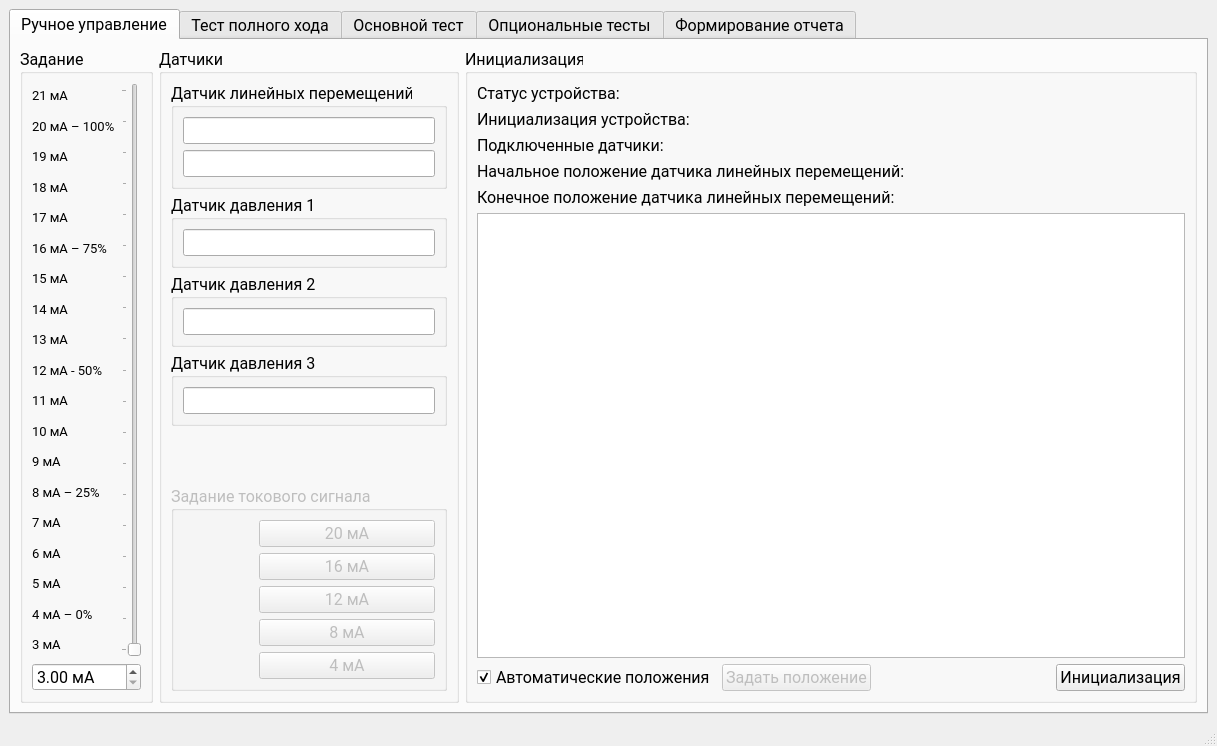
Qt form MainWindow.ui (Rekvim/MpiSdk) before a commit.
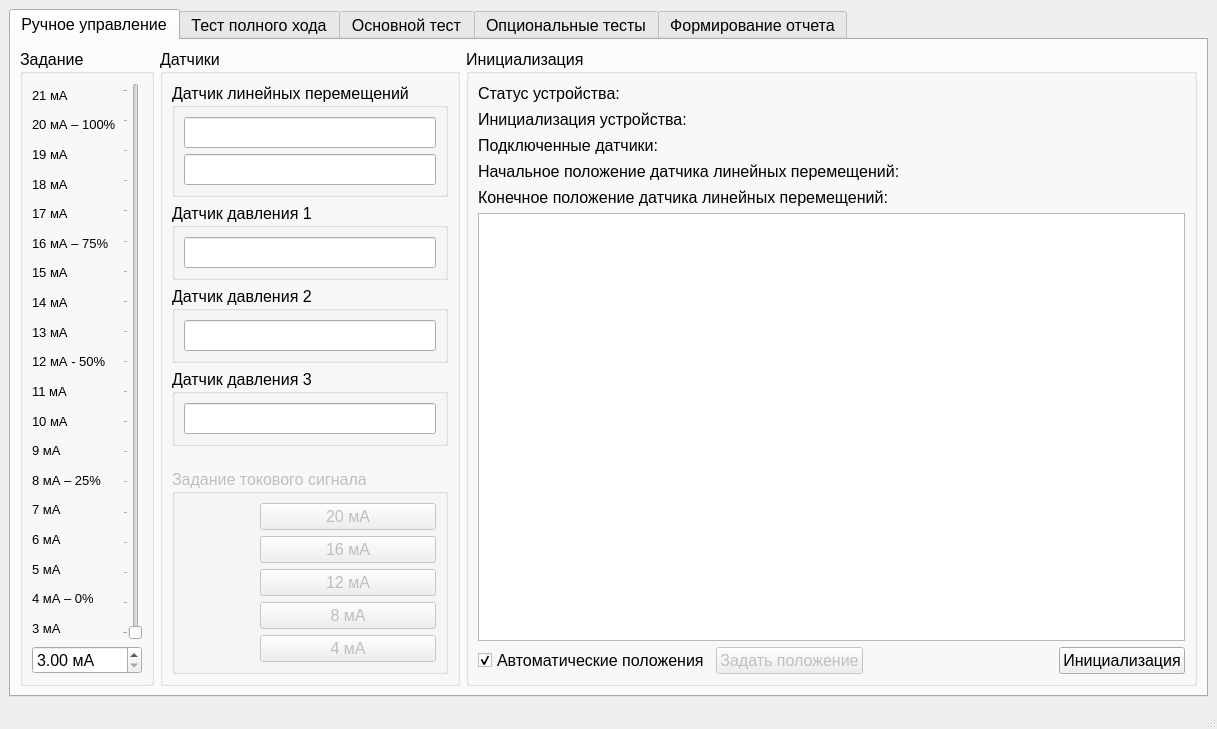
The same form after that commit. The open tabs and pages were chosen to show the change. Icons and pictures are not drawn. Custom widgets are drawn as their Qt base class.

```diff
--- a/MainWindow.ui
+++ b/MainWindow.ui
@@ -7,7 +7,7 @@
     <x>0</x>
     <y>0</y>
     <width>1217</width>
-    <height>746</height>
+    <height>729</height>
    </rect>
   </property>
   <property name="font">
@@ -24,7 +24,7 @@
      <widget class="QTabWidget" name="tabWidget">
       <property name="font">
        <font>
-        <family>Roboto</family>
+        <family>Segoe UI</family>
         <pointsize>12</pointsize>
        </font>
       </property>
@@ -40,7 +40,7 @@
          <widget class="QGroupBox" name="groupBox_signalStrength_task">
           <property name="font">
            <font>
-            <family>Roboto</family>
+            <family>Segoe UI</family>
             <pointsize>12</pointsize>
            </font>
           </property>
@@ -56,7 +56,7 @@
                 <widget class="QLabel" name="label_signalStrength_21mA">
                  <property name="font">
                   <font>
-                   <family>Roboto</family>
+                   <family>Segoe UI</family>
                    <pointsize>10</pointsize>
                    <bold>false</bold>
                    <stylestrategy>PreferDefault</stylestrategy>
@@ -71,7 +71,7 @@
                 <widget class="QLabel" name="label_signalStrength_20mA">
                  <property name="font">
                   <font>
-                   <family>Roboto</family>
+                   <family>Segoe UI</family>
                    <pointsize>10</pointsize>
                    <bold>false</bold>
                    <stylestrategy>PreferDefault</stylestrategy>
@@ -86,7 +86,7 @@
                 <widget class="QLabel" name="label_signalStrength_19mA">
                  <property name="font">
                   <font>
-                   <family>Roboto</family>
+                   <family>Segoe UI</family>
                    <pointsize>10</pointsize>
                    <bold>false</bold>
                    <stylestrategy>PreferDefault</stylestrategy>
@@ -101,7 +101,7 @@
                 <widget class="QLabel" name="label_signalStrength_18mA">
                  <property name="font">
                   <font>
-                   <family>Roboto</family>
+                   <family>Segoe UI</family>
                    <pointsize>10</pointsize>
                    <bold>false</bold>
                    <stylestrategy>PreferDefault</stylestrategy>
@@ -116,7 +116,7 @@
                 <widget class="QLabel" name="label_signalStrength_17mA">
                  <property name="font">
                   <font>
-                   <family>Roboto</family>
+                   <family>Segoe UI</family>
                    <pointsize>10</pointsize>
                    <bold>false</bold>
                    <stylestrategy>PreferDefault</stylestrategy>
@@ -131,7 +131,7 @@
                 <widget class="QLabel" name="label_signalStrength_16mA">
                  <property name="font">
                   <font>
-                   <family>Roboto</family>
+                   <family>Segoe UI</family>
                    <pointsize>10</pointsize>
                    <bold>false</bold>
                    <stylestrategy>PreferDefault</stylestrategy>
@@ -146,7 +146,7 @@
                 <widget class="QLabel" name="label_signalStrength_15mA">
                  <property name="font">
                   <font>
-                   <family>Roboto</family>
+                   <family>Segoe UI</family>
                    <pointsize>10</pointsize>
                    <bold>false</bold>
                    <stylestrategy>PreferDefault</stylestrategy>
@@ -161,7 +161,7 @@
                 <widget class="QLabel" name="label_signalStrength_14mA">
                  <property name="font">
                   <font>
-                   <family>Roboto</family>
+                   <family>Segoe UI</family>
                    <pointsize>10</pointsize>
                    <bold>false</bold>
                    <stylestrategy>PreferDefault</stylestrategy>
@@ -176,7 +176,7 @@
                 <widget class="QLabel" name="label_signalStrength_13mA">
                  <property name="font">
                   <font>
-                   <family>Roboto</family>
+                   <family>Segoe UI</family>
                    <pointsize>10</pointsize>
                    <bold>false</bold>
                    <stylestrategy>PreferDefault</stylestrategy>
@@ -191,7 +191,7 @@
                 <widget class="QLabel" name="label_signalStrength_12mA">
                  <property name="font">
                   <font>
-                   <family>Roboto</family>
+                   <family>Segoe UI</family>
                    <pointsize>10</pointsize>
                    <bold>false</bold>
                    <stylestrategy>PreferDefault</stylestrategy>
@@ -206,7 +206,7 @@
                 <widget class="QLabel" name="label_signalStrength_11mA">
                  <property name="font">
                   <font>
-                   <family>Roboto</family>
+                   <family>Segoe UI</family>
                    <pointsize>10</pointsize>
                    <bold>false</bold>
                    <stylestrategy>PreferDefault</stylestrategy>
@@ -221,7 +221,7 @@
                 <widget class="QLabel" name="label_signalStrength_10mA">
                  <property name="font">
                   <font>
-                   <family>Roboto</family>
+                   <family>Segoe UI</family>
                    <pointsize>10</pointsize>
                    <bold>false</bold>
                    <stylestrategy>PreferDefault</stylestrategy>
@@ -236,7 +236,7 @@
                 <widget class="QLabel" name="label_signalStrength_9mA">
                  <property name="font">
                   <font>
-                   <family>Roboto</family>
+                   <family>Segoe UI</family>
                    <pointsize>10</pointsize>
                    <bold>false</bold>
                    <stylestrategy>PreferDefault</stylestrategy>
@@ -251,7 +251,7 @@
                 <widget class="QLabel" name="label_signalStrength_8mA">
                  <property name="font">
                   <font>
-                   <family>Roboto</family>
+                   <family>Segoe UI</family>
                    <pointsize>10</pointsize>
                    <bold>false</bold>
                    <stylestrategy>PreferDefault</stylestrategy>
@@ -266,7 +266,7 @@
                 <widget class="QLabel" name="label_signalStrength_7mA">
                  <property name="font">
                   <font>
-                   <family>Roboto</family>
+                   <family>Segoe UI</family>
                    <pointsize>10</pointsize>
                    <bold>false</bold>
                    <stylestrategy>PreferDefault</stylestrategy>
@@ -281,7 +281,7 @@
                 <widget class="QLabel" name="label_signalStrength_6mA">
                  <property name="font">
                   <font>
-                   <family>Roboto</family>
+                   <family>Segoe UI</family>
                    <pointsize>10</pointsize>
                    <bold>false</bold>
                    <stylestrategy>PreferDefault</stylestrategy>
@@ -296,7 +296,7 @@
                 <widget class="QLabel" name="label_signalStrength_5mA">
                  <property name="font">
                   <font>
-                   <family>Roboto</family>
+                   <family>Segoe UI</family>
                    <pointsize>10</pointsize>
                    <bold>false</bold>
                    <stylestrategy>PreferDefault</stylestrategy>
@@ -311,7 +311,7 @@
                 <widget class="QLabel" name="label_signalStrength_4mA">
                  <property name="font">
                   <font>
-                   <family>Roboto</family>
+                   <family>Segoe UI</family>
                    <pointsize>10</pointsize>
                    <bold>false</bold>
                    <stylestrategy>PreferDefault</stylestrategy>
@@ -326,7 +326,7 @@
                 <widget class="QLabel" name="label_signalStrength_3mA">
                  <property name="font">
                   <font>
-                   <family>Roboto</family>
+                   <family>Segoe UI</family>
                    <pointsize>10</pointsize>
                    <bold>false</bold>
                    <stylestrategy>PreferDefault</stylestrategy>
@@ -407,7 +407,7 @@
           </property>
           <property name="font">
            <font>
-            <family>Roboto</family>
+            <family>Segoe UI</family>
             <pointsize>12</pointsize>
            </font>
           </property>
@@ -419,7 +419,7 @@
             <widget class="QGroupBox" name="groupBox_linearMotionSensor">
              <property name="font">
               <font>
-               <family>Roboto</family>
+               <family>Segoe UI</family>
                <pointsize>12</pointsize>
               </font>
              </property>
@@ -435,6 +435,9 @@
                   <pointsize>12</pointsize>
                  </font>
                 </property>
+                <property name="styleSheet">
+                 <string notr="true">padding: 4px;</string>
+                </property>
                 <property name="readOnly">
                  <bool>true</bool>
                 </property>
@@ -448,6 +451,9 @@
                   <pointsize>12</pointsize>
                  </font>
                 </property>
+                <property name="styleSheet">
+                 <string notr="true">padding: 4px;</string>
+                </property>
                 <property name="readOnly">
                  <bool>true</bool>
                 </property>
@@ -460,7 +466,7 @@
             <widget class="QGroupBox" name="groupBox_pressureSensor_1">
              <property name="font">
               <font>
-               <family>Roboto</family>
+               <family>Segoe UI</family>
                <pointsize>12</pointsize>
               </font>
              </property>
@@ -476,6 +482,9 @@
                   <pointsize>12</pointsize>
                  </font>
                 </property>
+                <property name="styleSheet">
+                 <string notr="true">padding: 4px;</string>
+                </property>
                 <property name="readOnly">
                  <bool>true</bool>
                 </property>
@@ -488,7 +497,7 @@
             <widget class="QGroupBox" name="groupBox_pressureSensor_2">
              <property name="font">
               <font>
-               <family>Roboto</family>
+               <family>Segoe UI</family>
                <pointsize>12</pointsize>
               </font>
              </property>
@@ -504,6 +513,9 @@
                   <pointsize>12</pointsize>
                  </font>
                 </property>
+                <property name="styleSheet">
+                 <string notr="true">padding: 4px;</string>
+                </property>
                 <property name="readOnly">
                  <bool>true</bool>
                 </property>
@@ -516,7 +528,7 @@
             <widget class="QGroupBox" name="groupBox_pressureSensor_3">
              <property name="font">
               <font>
-               <family>Roboto</family>
+               <family>Segoe UI</family>
                <pointsize>12</pointsize>
               </font>
              </property>
@@ -532,6 +544,9 @@
                   <pointsize>12</pointsize>
                  </font>
                 </property>
+                <property name="styleSheet">
+                 <string notr="true">padding: 4px;</string>
+                </property>
                 <property name="readOnly">
                  <bool>true</bool>
                 </property>
@@ -558,6 +573,12 @@
              <property name="enabled">
               <bool>false</bool>
              </property>
+             <property name="font">
+              <font>
+               <family>Segoe UI</family>
+               <pointsize>12</pointsize>
+              </font>
+             </property>
              <property name="title">
               <string>Задание токового сигнала</string>
              </property>
@@ -617,6 +638,12 @@
                <layout class="QVBoxLayout" name="verticalLayout_41">
                 <item>
                  <widget class="QPushButton" name="pushButton_signal_20mA">
+                  <property name="font">
+                   <font>
+                    <family>Segoe UI</family>
+                    <pointsize>12</pointsize>
+                   </font>
+                  </property>
                   <property name="text">
                    <string>20 мА</string>
                   </property>
@@ -624,6 +651,12 @@
                 </item>
                 <item>
                  <widget class="QPushButton" name="pushButton_signal_16mA">
+                  <property name="font">
+                   <font>
+                    <family>Segoe UI</family>
+                    <pointsize>12</pointsize>
+                   </font>
+                  </property>
                   <property name="text">
                    <string>16 мА</string>
                   </property>
@@ -631,6 +664,12 @@
                 </item>
                 <item>
                  <widget class="QPushButton" name="pushButton_signal_12mA">
+                  <property name="font">
+                   <font>
+                    <family>Segoe UI</family>
+                    <pointsize>12</pointsize>
+                   </font>
+                  </property>
                   <property name="text">
                    <string>12 мА</string>
                   </property>
@@ -638,6 +677,12 @@
                 </item>
                 <item>
                  <widget class="QPushButton" name="pushButton_signal_8mA">
+                  <property name="font">
+                   <font>
+                    <family>Segoe UI</family>
+                    <pointsize>12</pointsize>
+                   </font>
+                  </property>
                   <property name="text">
                    <string>8 мА</string>
                   </property>
@@ -645,6 +690,12 @@
                 </item>
                 <item>
                  <widget class="QPushButton" name="pushButton_signal_4mA">
+                  <property name="font">
+                   <font>
+                    <family>Segoe UI</family>
+                    <pointsize>12</pointsize>
+                   </font>
+                  </property>
                   <property name="text">
                    <string>4 мА</string>
                   </property>
@@ -674,7 +725,7 @@
           </property>
           <property name="font">
            <font>
-            <family>Roboto</family>
+            <family>Segoe UI</family>
             <pointsize>12</pointsize>
            </font>
           </property>
@@ -688,7 +739,7 @@
               <widget class="QLabel" name="label_deviceStatus">
                <property name="font">
                 <font>
-                 <family>Roboto</family>
+                 <family>Segoe UI</family>
                  <pointsize>12</pointsize>
                 </font>
                </property>
@@ -752,7 +803,7 @@
               <widget class="QLabel" name="label_deviceInit">
                <property name="font">
                 <font>
-                 <family>Roboto</family>
+                 <family>Segoe UI</family>
                  <pointsize>12</pointsize>
                 </font>
                </property>
@@ -813,7 +864,7 @@
               <widget class="QLabel" name="label_connectedSensors">
                <property name="font">
                 <font>
-                 <family>Roboto</family>
+                 <family>Segoe UI</family>
                  <pointsize>12</pointsize>
                 </font>
                </property>
@@ -874,7 +925,7 @@
               <widget class="QLabel" name="label_startingPosition">
                <property name="font">
                 <font>
-                 <family>Roboto</family>
+                 <family>Segoe UI</family>
                  <pointsize>12</pointsize>
                 </font>
                </property>
@@ -935,7 +986,7 @@
               <widget class="QLabel" name="label_finalPosition">
                <property name="font">
                 <font>
-                 <family>Roboto</family>
+                 <family>Segoe UI</family>
                  <pointsize>12</pointsize>
                 </font>
                </property>
@@ -999,7 +1050,7 @@
               <widget class="QCheckBox" name="checkBox_autoinit">
                <property name="font">
                 <font>
-                 <family>Roboto</family>
+                 <family>Segoe UI</family>
                  <pointsize>12</pointsize>
                 </font>
                </property>
@@ -1018,7 +1069,7 @@
                </property>
                <property name="font">
                 <font>
-                 <family>Roboto</family>
+                 <family>Segoe UI</family>
                  <pointsize>12</pointsize>
                 </font>
                </property>
@@ -1042,10 +1093,18 @@
              </item>
              <item>
               <widget class="QPushButton" name="pushButton_init">
+               <property name="sizePolicy">
+                <sizepolicy hsizetype="Preferred" vsizetype="Preferred">
+                 <horstretch>0</horstretch>
+                 <verstretch>0</verstretch>
+                </sizepolicy>
+               </property>
                <property name="font">
                 <font>
-                 <family>Roboto</family>
+                 <family>Segoe UI</family>
                  <pointsize>12</pointsize>
+                 <italic>false</italic>
+                 <bold>false</bold>
                 </font>
                </property>
                <property name="text">
```
Left out of the diff: 127 changed lines with no effect on the pictures.
